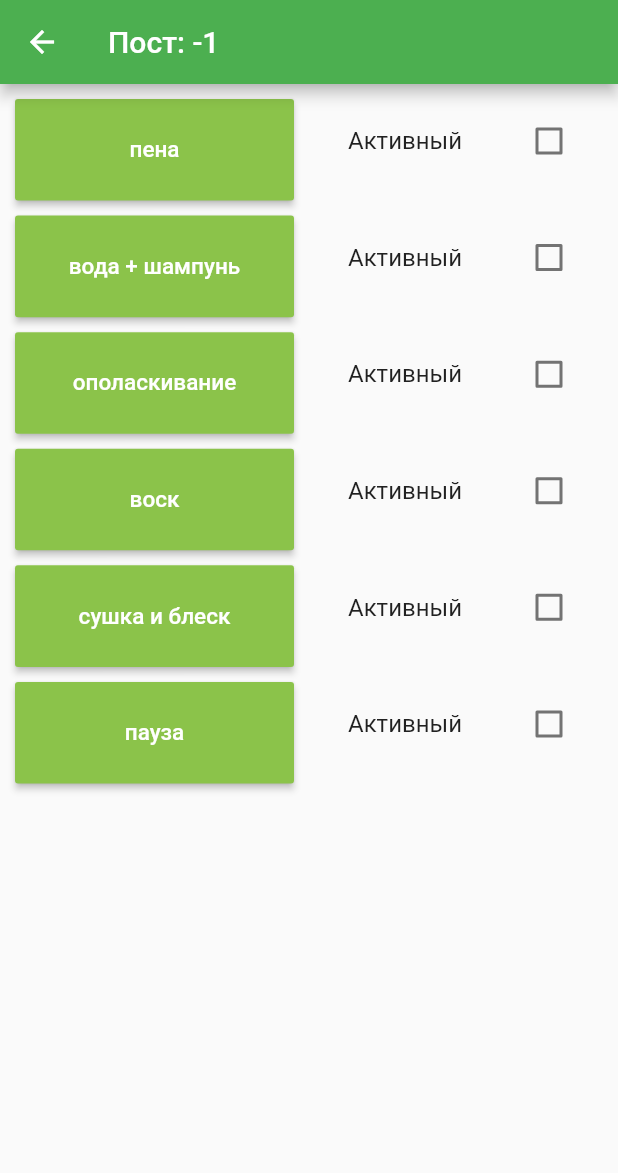
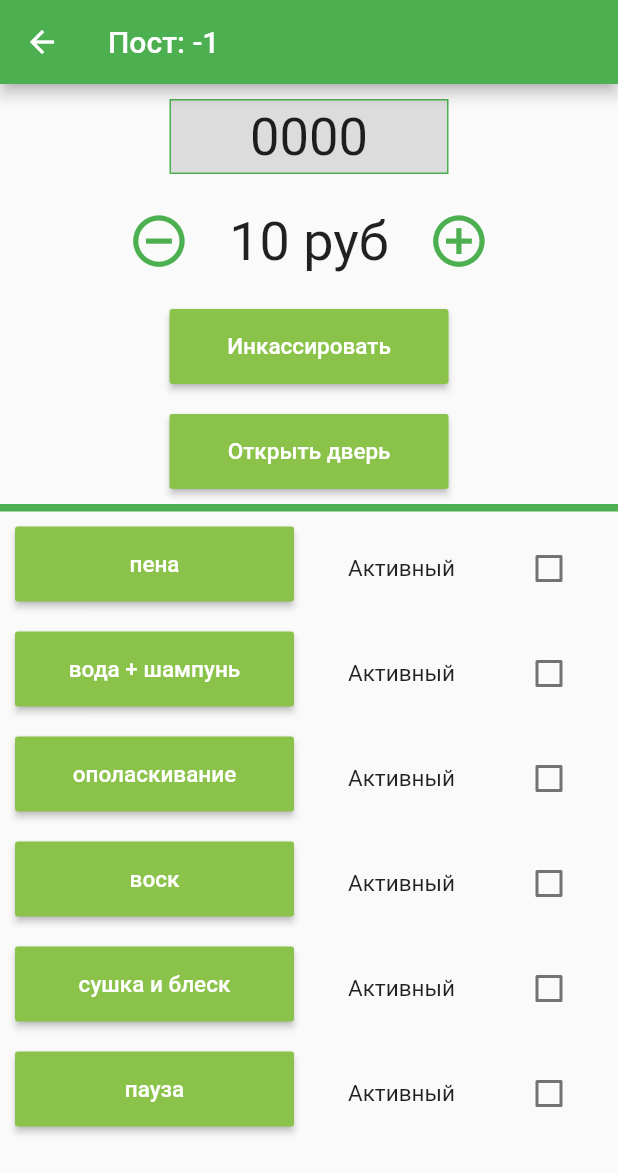
Before and after one commit to OpenRbt/mobile-wash-control, a Flutter app: the PostMenu screen opened by its route, on a phone screen of 412 x 824 dp. Shown: the top 1173 px of the screen. Run offline on Flutter 3.47's test engine with Material 2 defaults, Android fonts, the phone set to English and light mode, and no system bars; missing offline and left inert: ping_discover_network, wifi.

Commit message:
PostMenu

```diff
--- a/lib/PostMenu.dart
+++ b/lib/PostMenu.dart
@@ -1,13 +1,13 @@
+import 'package:flutter/services.dart';
 import 'package:flutter/material.dart';
 
 class PostMenuArgs {
   final int postID;
-
   PostMenuArgs(this.postID);
 }
 
 class PostMenu extends StatefulWidget {
-  int postID;
+  final int postID;
   PostMenu({Key key, @required this.postID}) : super(key: key);
 
   @override
@@ -21,6 +21,14 @@ class _PostMenuState extends State<PostMenu> {
   }
 
   List<bool> _checkboxList = [false, false, false, false, false, false];
+  final List<String> _buttonNames = [
+    "пена",
+    "вода + шампунь",
+    "ополаскивание",
+    "воск",
+    "сушка и блеск",
+    "пауза"
+  ];
 
   @override
   Widget build(BuildContext context) {
@@ -31,6 +39,12 @@ class _PostMenuState extends State<PostMenu> {
     double screenH = MediaQuery.of(context).size.height;
     double screenW = MediaQuery.of(context).size.width;
 
+    if (screenW > screenH){
+      SystemChrome.setEnabledSystemUIOverlays([]);
+    } else {
+      SystemChrome.setEnabledSystemUIOverlays(SystemUiOverlay.values);
+    }
+
     return Scaffold(
       appBar: appBar,
       body: OrientationBuilder(
@@ -38,132 +52,207 @@ class _PostMenuState extends State<PostMenu> {
           return new SizedBox(
               height: screenH - 1 * appBar.preferredSize.height,
               width: screenW,
+              child: _getMenu(screenH > screenW, screenW));
+        },
+      ),
+    );
+  }
+
+  Widget _getMenu(bool isPortrait, double screenW) {
+    if (isPortrait) {
+      return new ListView(
+        children: [
+          _getMainColumn(isPortrait, screenW),
+          Divider(
+            height: 5,
+            thickness: 5,
+            color: Colors.green,
+          ),
+          Row(
+            children: [
+              _getButtonsColumn(isPortrait, screenW),
+              _getCheckBoxColumn(isPortrait, screenW)
+            ],
+          )
+        ],
+      );
+    } else {
+      return new FittedBox(
+          fit: BoxFit.fill,
+          child: Row(children: [
+            _getMainColumn(isPortrait, screenW),
+            _getButtonsColumn(isPortrait, screenW),
+            _getCheckBoxColumn(isPortrait, screenW)
+          ]));
+    }
+  }
+
+  Widget _getMainColumn(bool isPortrait, double screenW) {
+    return new Column(
+      children: [
+        Padding(
+          padding: EdgeInsets.all(10),
+          child: SizedBox(
+            height: 50,
+            width: isPortrait ? screenW / 2 - 20 : screenW / 3 - 20,
+            child: DecoratedBox(
+              child: FittedBox(
+                fit: BoxFit.fitHeight,
+                child: Padding(
+                  padding: EdgeInsets.all(2),
+                  child: Text("0000"),
+                ),
+              ),
+              decoration: BoxDecoration(
+                color: Colors.black12,
+                border: Border.all(color: Colors.green),
+              ),
+            ),
+          ),
+        ),
+        Padding(
+          padding: EdgeInsets.all(10),
           child: Row(
+            mainAxisAlignment: MainAxisAlignment.center,
+            crossAxisAlignment: CrossAxisAlignment.center,
             children: [
               SizedBox(
-                  height: screenH - appBar.preferredSize.height,
-                  width: screenW / 2,
-                  child: GridView.count(
-                    padding: const EdgeInsets.all(10),
-                    crossAxisSpacing: 10,
-                    mainAxisSpacing: 10,
-                    crossAxisCount: 1,
-                    childAspectRatio: (screenW / 2) / 75,
-                    children: [
-                      RaisedButton(
+                height: 50,
+                width: isPortrait
+                    ? 50
+                    : (screenW / 3 - 20) / 6,
+                child: Align(
+                    alignment: Alignment.center,
+                    child: FittedBox(
+                      fit: BoxFit.fill,
+                      child: IconButton(
+                        iconSize: 75,
+                        icon: Icon(Icons.remove_circle_outline),
+                        color: Colors.green,
+                        splashColor: Colors.greenAccent,
+                        onPressed: () {
+                          print("remove btn");
+                        },
+                      ),
+                    )),
+              ),
+              SizedBox(
+                height: 50,
+                width: isPortrait
+                    ? 150
+                    : (screenW / 3 - 20) / 6 * 4,
+                child: Align(
+                  alignment: Alignment.center,
+                  child: Text(
+                    "10 руб",
+                    style: TextStyle(fontSize: 36),
+                  ),
+                ),
+              ),
+              SizedBox(
+                height: 50,
+                width: isPortrait
+                    ? 50
+                    : (screenW / 3 - 20) / 6,
+                child: Align(
+                    alignment: Alignment.center,
+                    child: FittedBox(
+                      fit: BoxFit.fill,
+                      child: IconButton(
+                        iconSize: 75,
+                        icon: Icon(Icons.add_circle_outline),
+                        color: Colors.green,
+                        splashColor: Colors.greenAccent,
+                        onPressed: () {
+                          print("add btn");
+                        },
+                      ),
+                    )),
+              ),
+            ],
+          ),
+        ),
+        Padding(
+          padding: EdgeInsets.all(10),
+          child: SizedBox(
+            height: 50,
+            width: isPortrait ? screenW / 2 - 20 : screenW / 3 - 20,
+            child: RaisedButton(
               color: Colors.lightGreen,
               textColor: Colors.white,
               disabledColor: Colors.grey,
               disabledTextColor: Colors.black,
               padding: EdgeInsets.all(8.0),
               splashColor: Colors.lightGreenAccent,
-                        onPressed: () {},
               child: Text(
-                          "пена",
+                "Инкассировать",
                 style: TextStyle(fontSize: 15),
               ),
+              onPressed: () {
+              },
             ),
-                      RaisedButton(
+          ),
+        ),
+        Padding(
+          padding: EdgeInsets.all(10),
+          child: SizedBox(
+            height: 50,
+            width: isPortrait ? screenW / 2 - 20 : screenW / 3 - 20,
+            child: RaisedButton(
               color: Colors.lightGreen,
               textColor: Colors.white,
               disabledColor: Colors.grey,
               disabledTextColor: Colors.black,
               padding: EdgeInsets.all(8.0),
               splashColor: Colors.lightGreenAccent,
-                        onPressed: () {},
               child: Text(
-                          "вода + шампунь",
+                "Открыть дверь",
                 style: TextStyle(fontSize: 15),
               ),
+              onPressed: () {
+              },
             ),
-                      RaisedButton(
-                        color: Colors.lightGreen,
-                        textColor: Colors.white,
-                        disabledColor: Colors.grey,
-                        disabledTextColor: Colors.black,
-                        padding: EdgeInsets.all(8.0),
-                        splashColor: Colors.lightGreenAccent,
-                        onPressed: () {},
-                        child: Text(
-                          "ополаскивание",
-                          style: TextStyle(fontSize: 15),
-                        ),
-                      ),
-                      RaisedButton(
-                        color: Colors.lightGreen,
-                        textColor: Colors.white,
-                        disabledColor: Colors.grey,
-                        disabledTextColor: Colors.black,
-                        padding: EdgeInsets.all(8.0),
-                        splashColor: Colors.lightGreenAccent,
-                        onPressed: () {},
-                        child: Text(
-                          "воск",
-                          style: TextStyle(fontSize: 15),
-                        ),
-                      ),
-                      RaisedButton(
-                        color: Colors.lightGreen,
-                        textColor: Colors.white,
-                        disabledColor: Colors.grey,
-                        disabledTextColor: Colors.black,
-                        padding: EdgeInsets.all(8.0),
-                        splashColor: Colors.lightGreenAccent,
-                        onPressed: () {},
-                        child: Text(
-                          "сушка и блеск",
-                          style: TextStyle(fontSize: 15),
-                        ),
-                      ),
-                      RaisedButton(
-                        color: Colors.lightGreen,
-                        textColor: Colors.white,
-                        disabledColor: Colors.grey,
-                        disabledTextColor: Colors.black,
-                        padding: EdgeInsets.all(8.0),
-                        splashColor: Colors.lightGreenAccent,
-                        onPressed: () {},
-                        child: Text(
-                          "пауза",
-                          style: TextStyle(fontSize: 15),
           ),
         ),
       ],
-                  ),
-                ),
-                SizedBox(
-                  //height: screenH - appBar.preferredSize.height,
-                  width: screenW / 2,
-                  child: GridView.count(
-                    padding: const EdgeInsets.all(10),
-                    crossAxisSpacing: 10,
-                    mainAxisSpacing: 10,
-                    crossAxisCount: 1,
-                    childAspectRatio: (screenW / 2) / 75,
-                    children: [
-                      _getCheckBox(0),
-                      _getCheckBox(1),
-                      _getCheckBox(2),
-                      _getCheckBox(3),
-                      _getCheckBox(4),
-                      _getCheckBox(5),
-                    ],
-                  ),
-                ),
-              ],
-            ),
     );
-        },
-      ),
-      //floatingActionButtonLocation: FloatingActionButtonLocation.endTop,
-      //floatingActionButton: _getFloatingButton(true),
+  }
+
+  Widget _getButtonsColumn(bool isPortrait, double screenW) {
+    return new Column(
+      children: List.generate(6, (index) {
+        return Padding(
+            padding: EdgeInsets.all(10),
+            child: SizedBox(
+              height: 50,
+              width: isPortrait ? screenW / 2 - 20 : screenW / 3 - 20,
+              child: _getListButton(index),
+            ));
+      }),
+    );
+  }
+
+  Widget _getCheckBoxColumn(bool isPortrait, double screenW) {
+    return new Column(
+      children: List.generate(6, (index) {
+        return Padding(
+            padding: EdgeInsets.all(10),
+            child: SizedBox(
+              height: 50,
+              width: isPortrait ? screenW / 2 - 20 : screenW / 3 - 20,
+              child: _getCheckBox(index),
+            ));
+      }),
     );
   }
 
   Widget _getCheckBox(int index) {
     return CheckboxListTile(
       controlAffinity: ListTileControlAffinity.trailing,
-      title: Text('Активный'),
+      title: Text(
+        'Активный',
+        style: TextStyle(fontSize: 15),
+      ),
       value: _checkboxList[index],
       onChanged: (newValue) {
         setState(() {
@@ -173,15 +262,18 @@ class _PostMenuState extends State<PostMenu> {
     );
   }
 
-  Widget _getFloatingButton(bool portrait) {
-    return portrait
-        ? new FloatingActionButton(
-            backgroundColor: Colors.lightGreen,
+  Widget _getListButton(int index) {
+    return new RaisedButton(
+      color: Colors.lightGreen,
+      textColor: Colors.white,
+      disabledColor: Colors.grey,
+      disabledTextColor: Colors.black,
       splashColor: Colors.lightGreenAccent,
-            tooltip: "Дополнительно",
       onPressed: () {},
-            child: Icon(Icons.settings),
-          )
-        : null;
+      child: Text(
+        _buttonNames[index],
+        style: TextStyle(fontSize: 15),
+      ),
+    );
   }
 }
```
Lines whose indentation alone changed are shown as unchanged.
